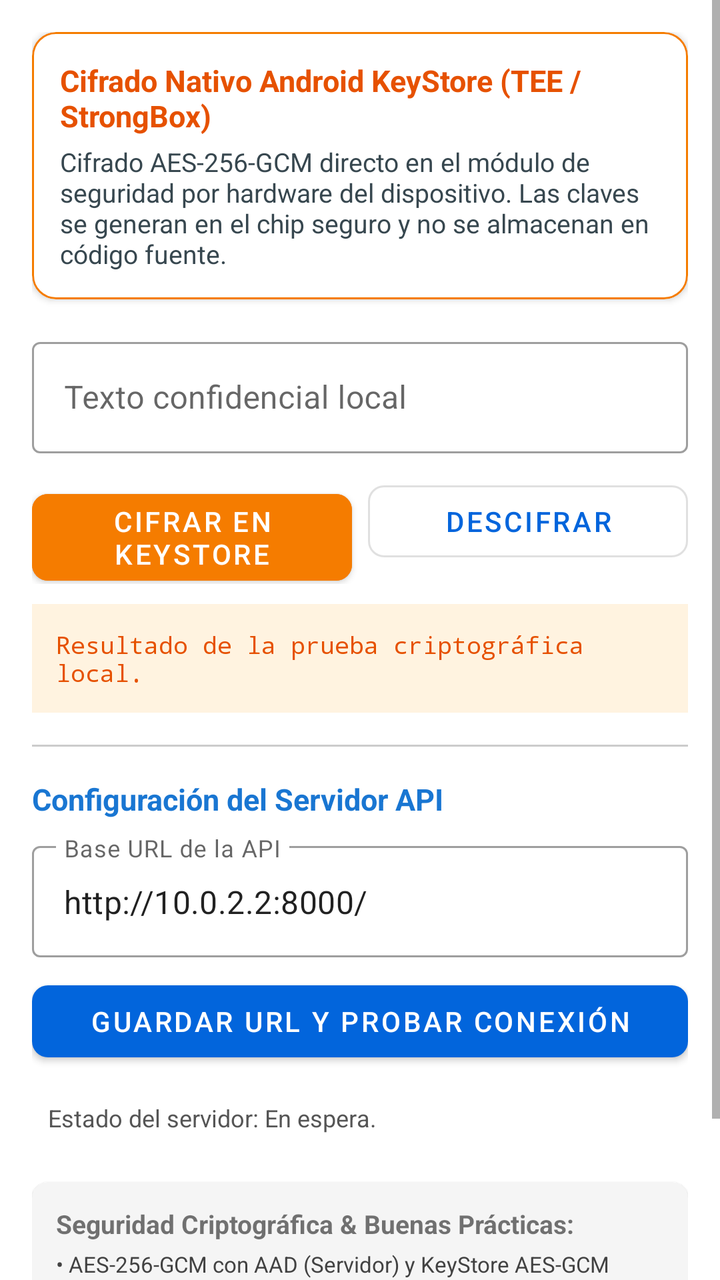
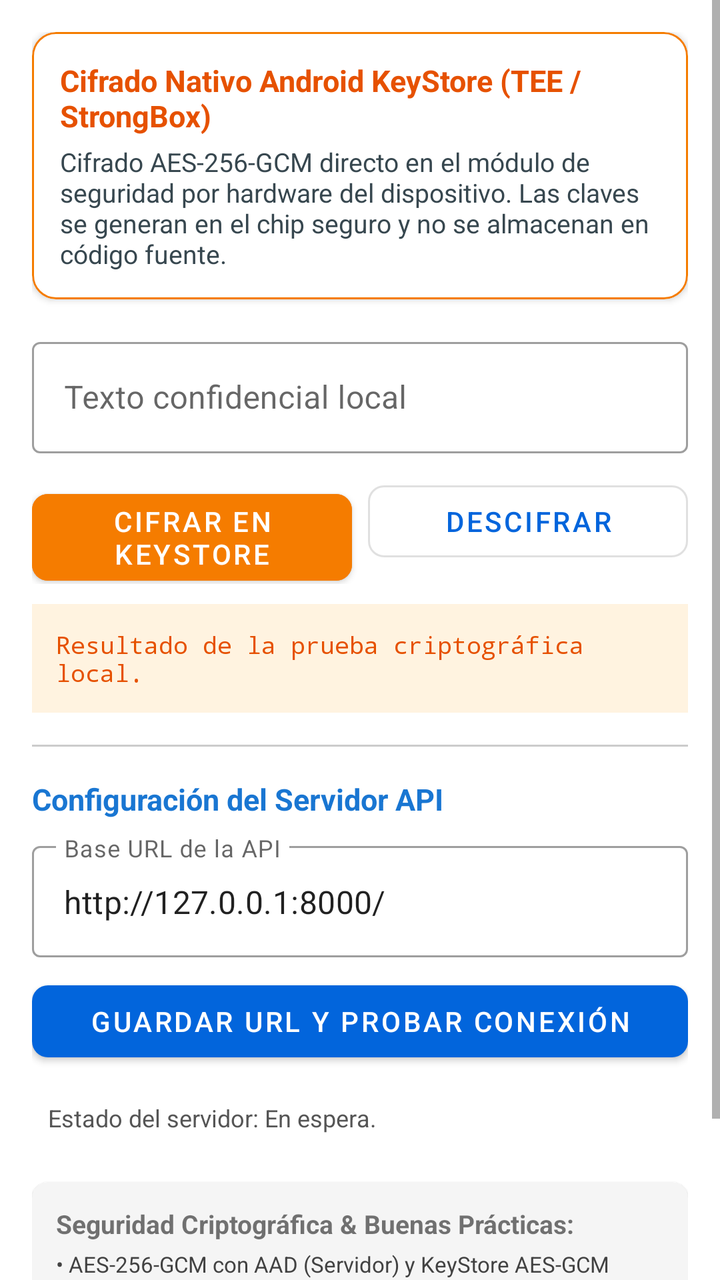

Two renders of the same Android screen: before a commit and after it. Below are the layout's source before the change and the commit's diff.
<!-- AndroidManifest.xml: application theme Theme.AppClinic -->
<!-- res/layout/fragment_keystore.xml -->
<?xml version="1.0" encoding="utf-8"?>
<ScrollView xmlns:android="http://schemas.android.com/apk/res/android"
    xmlns:app="http://schemas.android.com/apk/res-auto"
    android:layout_width="match_parent"
    android:layout_height="match_parent"
    android:fillViewport="true">

    <LinearLayout
        android:layout_width="match_parent"
        android:layout_height="wrap_content"
        android:orientation="vertical"
        android:padding="16dp">

        
        <com.google.android.material.card.MaterialCardView
            android:layout_width="match_parent"
            android:layout_height="wrap_content"
            android:layout_marginBottom="16dp"
            app:cardCornerRadius="12dp"
            app:cardElevation="2dp"
            app:strokeColor="#F57C00"
            app:strokeWidth="1dp">

            <LinearLayout
                android:layout_width="match_parent"
                android:layout_height="wrap_content"
                android:orientation="vertical"
                android:padding="14dp">

                <TextView
                    android:layout_width="wrap_content"
                    android:layout_height="wrap_content"
                    android:text="Cifrado Nativo Android KeyStore (TEE / StrongBox)"
                    android:textColor="#E65100"
                    android:textSize="15sp"
                    android:textStyle="bold" />

                <TextView
                    android:layout_width="wrap_content"
                    android:layout_height="wrap_content"
                    android:layout_marginTop="4dp"
                    android:text="Cifrado AES-256-GCM directo en el módulo de seguridad por hardware del dispositivo. Las claves se generan en el chip seguro y no se almacenan en código fuente."
                    android:textColor="#37474F"
                    android:textSize="13sp" />
            </LinearLayout>
        </com.google.android.material.card.MaterialCardView>

        
        <com.google.android.material.textfield.TextInputLayout
            style="@style/Widget.MaterialComponents.TextInputLayout.OutlinedBox"
            android:layout_width="match_parent"
            android:layout_height="wrap_content"
            android:hint="Texto confidencial local">

            <com.google.android.material.textfield.TextInputEditText
                android:id="@+id/etTextoLocal"
                android:layout_width="match_parent"
                android:layout_height="wrap_content" />
        </com.google.android.material.textfield.TextInputLayout>

        <LinearLayout
            android:layout_width="match_parent"
            android:layout_height="wrap_content"
            android:layout_marginTop="10dp"
            android:orientation="horizontal">

            <com.google.android.material.button.MaterialButton
                android:id="@+id/btnCifrarLocal"
                android:layout_width="0dp"
                android:layout_height="wrap_content"
                android:layout_weight="1"
                android:backgroundTint="#F57C00"
                android:text="Cifrar en KeyStore"
                app:cornerRadius="8dp" />

            <com.google.android.material.button.MaterialButton
                android:id="@+id/btnDescifrarLocal"
                style="@style/Widget.MaterialComponents.Button.OutlinedButton"
                android:layout_width="0dp"
                android:layout_height="wrap_content"
                android:layout_marginStart="8dp"
                android:layout_weight="1"
                android:text="Descifrar"
                app:cornerRadius="8dp" />
        </LinearLayout>

        <TextView
            android:id="@+id/tvResultadoLocal"
            android:layout_width="match_parent"
            android:layout_height="wrap_content"
            android:layout_marginTop="10dp"
            android:background="#FFF3E0"
            android:fontFamily="monospace"
            android:padding="12dp"
            android:text="Resultado de la prueba criptográfica local."
            android:textColor="#E65100"
            android:textSize="12sp" />

        <View
            android:layout_width="match_parent"
            android:layout_height="1dp"
            android:layout_marginVertical="16dp"
            android:background="#CCCCCC" />

        
        <TextView
            android:layout_width="wrap_content"
            android:layout_height="wrap_content"
            android:text="Configuración del Servidor API"
            android:textColor="#1976D2"
            android:textSize="15sp"
            android:textStyle="bold" />

        <com.google.android.material.textfield.TextInputLayout
            style="@style/Widget.MaterialComponents.TextInputLayout.OutlinedBox"
            android:layout_width="match_parent"
            android:layout_height="wrap_content"
            android:layout_marginTop="8dp"
            android:hint="Base URL de la API">

            <com.google.android.material.textfield.TextInputEditText
                android:id="@+id/etBaseUrl"
                android:layout_width="match_parent"
                android:layout_height="wrap_content"
                android:text="http://10.0.2.2:8000/" />
        </com.google.android.material.textfield.TextInputLayout>

        <com.google.android.material.button.MaterialButton
            android:id="@+id/btnActualizarUrl"
            android:layout_width="match_parent"
            android:layout_height="wrap_content"
            android:layout_marginTop="8dp"
            android:text="Guardar URL y Probar Conexión"
            app:cornerRadius="8dp" />

        <TextView
            android:id="@+id/tvEstadoConexion"
            android:layout_width="match_parent"
            android:layout_height="wrap_content"
            android:layout_marginTop="8dp"
            android:padding="8dp"
            android:text="Estado del servidor: En espera."
            android:textColor="#555555"
            android:textSize="12sp" />

        
        <com.google.android.material.card.MaterialCardView
            android:layout_width="match_parent"
            android:layout_height="wrap_content"
            android:layout_marginTop="16dp"
            app:cardBackgroundColor="#F5F5F5"
            app:cardCornerRadius="8dp">

            <LinearLayout
                android:layout_width="match_parent"
                android:layout_height="wrap_content"
                android:orientation="vertical"
                android:padding="12dp">

                <TextView
                    android:layout_width="wrap_content"
                    android:layout_height="wrap_content"
                    android:text="Seguridad Criptográfica &amp; Buenas Prácticas:"
                    android:textSize="13sp"
                    android:textStyle="bold" />

                <TextView
                    android:layout_width="wrap_content"
                    android:layout_height="wrap_content"
                    android:layout_marginTop="4dp"
                    android:text="• AES-256-GCM con AAD (Servidor) y KeyStore AES-GCM (Android).\n• Firma Ed25519 con JSON Canónico determinista.\n• Claves resguardadas en .env, PEM PKCS#8 cifrado y Hardware TEE.\n• Flujo de autenticidad e integridad inalterable."
                    android:textColor="#424242"
                    android:textSize="11sp" />
            </LinearLayout>
        </com.google.android.material.card.MaterialCardView>

    </LinearLayout>
</ScrollView>
<!-- resources referenced by this layout -->
<resources>
  <style name="Theme.AppClinic" parent="Theme.MaterialComponents.DayNight.NoActionBar">
          
          <item name="colorPrimary">@color/medical_blue</item>
          <item name="colorPrimaryVariant">@color/medical_blue_dark</item>
          <item name="colorOnPrimary">@color/white</item>
          
          <item name="colorSecondary">@color/teal_200</item>
          <item name="colorSecondaryVariant">@color/teal_700</item>
          <item name="colorOnSecondary">@color/black</item>
          
          <item name="android:statusBarColor">@color/medical_blue_dark</item>
      </style>
  <color name="medical_blue">#0265DC</color>
  <color name="medical_blue_dark">#01479C</color>
  <color name="white">#FFFFFFFF</color>
  <color name="teal_200">#FF03DAC5</color>
  <color name="teal_700">#FF018786</color>
  <color name="black">#FF000000</color>
</resources>

<!-- the commit's change to res/layout/fragment_keystore.xml (unified diff, before → after) -->
@@ -122,7 +122,7 @@
                 android:id="@+id/etBaseUrl"
                 android:layout_width="match_parent"
                 android:layout_height="wrap_content"
-                android:text="http://10.0.2.2:8000/" />
+                android:text="http://127.0.0.1:8000/" />
         </com.google.android.material.textfield.TextInputLayout>
 
         <com.google.android.material.button.MaterialButton
